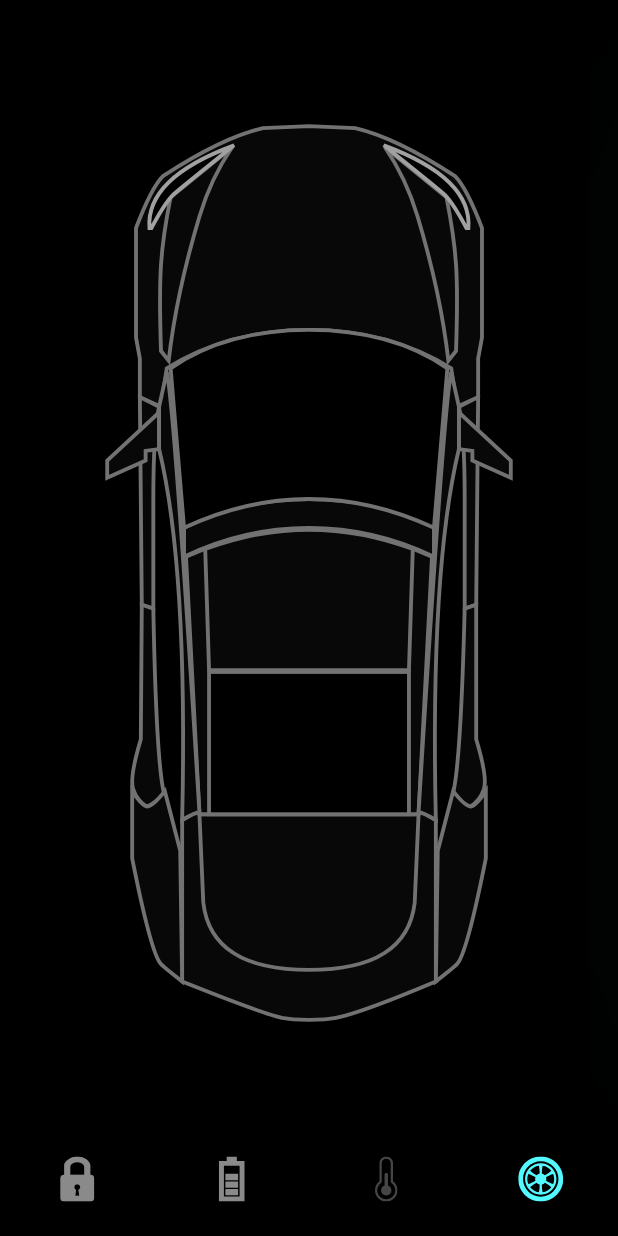
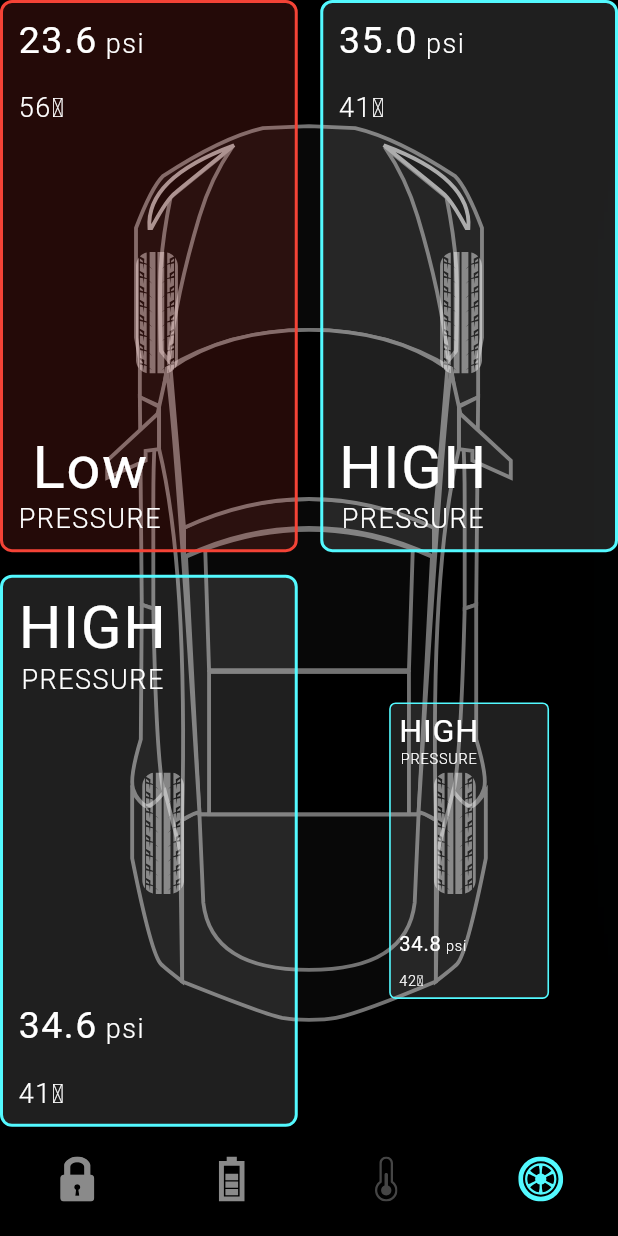
Before and after one commit to blackshadowsoftwareltd/Car-Controller-Animation, a Flutter app: the screen it shows after launch, item 4 of the bottom bar chosen, on a phone screen of 412 x 824 dp. Run offline on Flutter 3.47's test engine with Material 2 defaults, Android fonts, the phone set to English and light mode, and no system bars; our stand-ins replace flutter_svg.

Commit message:
tyre screen

```diff
--- a/lib/controller/home_controller.dart
+++ b/lib/controller/home_controller.dart
@@ -9,6 +9,10 @@ class HomeController extends ChangeNotifier {
   bool isBottomDoorLock = true;
 
   bool isCoolSelected = true;
+
+  bool isShowTyre = false;
+
+  bool isShowTyreStatus = false;
 
   void updateRightDoorLock() {
     isRightDoorLock = !isRightDoorLock;
@@ -39,4 +43,24 @@ class HomeController extends ChangeNotifier {
     isCoolSelected = !isCoolSelected;
     notifyListeners();
   }
+
+  void showTyreController(int index) {
+    if (selectedBottomTab != 3 && index == 3) {
+      Future.delayed(
+          const Duration(milliseconds: 400), () => isShowTyre = true);
+    } else {
+      isShowTyre = false;
+    }
+    notifyListeners();
+  }
+
+  void tyreStatusController(int index) {
+    if (selectedBottomTab != 3 && index == 3) {
+      isShowTyreStatus = true;
+    } else {
+      Future.delayed(
+          const Duration(milliseconds: 800), () => isShowTyreStatus = false);
+    }
+    notifyListeners();
+  }
 }
--- /dev/null
+++ b/lib/screens/home/components/tyars.dart
@@ -0,0 +1,23 @@
+import 'package:flutter/material.dart';
+import 'package:flutter_svg/flutter_svg.dart';
+
+List<Widget> tyres(BoxConstraints constraints) {
+  return [
+    Positioned(
+        left: constraints.maxWidth * .22,
+        top: constraints.maxHeight * .22,
+        child: SvgPicture.asset('assets/icons/FL_Tyre.svg')),
+    Positioned(
+        right: constraints.maxWidth * .22,
+        top: constraints.maxHeight * .22,
+        child: SvgPicture.asset('assets/icons/FL_Tyre.svg')),
+    Positioned(
+        left: constraints.maxWidth * .23,
+        bottom: constraints.maxHeight * .22,
+        child: SvgPicture.asset('assets/icons/FL_Tyre.svg')),
+    Positioned(
+        right: constraints.maxWidth * .23,
+        bottom: constraints.maxHeight * .22,
+        child: SvgPicture.asset('assets/icons/FL_Tyre.svg')),
+  ];
+}
--- /dev/null
+++ b/lib/screens/home/components/tyre_psi_card.dart
@@ -0,0 +1,52 @@
+import 'package:animationzz/constants/constants.dart';
+import 'package:animationzz/models/tyre_psi.dart';
+import 'package:flutter/material.dart';
+
+class TyrePsiCard extends StatelessWidget {
+  const TyrePsiCard({
+    Key? key,
+    required this.isBottomTwoTyre,
+    required this.tyrePsi,
+  }) : super(key: key);
+  final TyrePsi tyrePsi;
+  final bool isBottomTwoTyre;
+  @override
+  Widget build(BuildContext context) {
+    return Container(
+        padding: const EdgeInsets.all(10),
+        decoration: BoxDecoration(
+            color: tyrePsi.isLowPressure
+                ? Colors.red.withOpacity(.15)
+                : Colors.white12,
+            border: Border.all(
+                color: tyrePsi.isLowPressure ? Colors.red : primaryColor,
+                width: 2),
+            borderRadius: BorderRadius.circular(8)),
+        child: !isBottomTwoTyre
+            ? Column(crossAxisAlignment: CrossAxisAlignment.start, children: [
+                psiText(psi: tyrePsi.psi, temp: tyrePsi.temp),
+                const Spacer(flex: 1),
+                pressureText(isLow: tyrePsi.isLowPressure)
+              ])
+            : Column(crossAxisAlignment: CrossAxisAlignment.start, children: [
+                pressureText(isLow: tyrePsi.isLowPressure),
+                const Spacer(flex: 1),
+                psiText(psi: tyrePsi.psi, temp: tyrePsi.temp)
+              ]));
+  }
+
+  Widget psiText({required double psi, required int temp}) =>
+      Column(crossAxisAlignment: CrossAxisAlignment.start, children: [
+        Text.rich(TextSpan(
+            text: psi.toString(),
+            style: mediumStyle,
+            children: const [TextSpan(text: ' psi', style: smallStyle)])),
+        const SizedBox(height: 20),
+        Text('$temp\u2103', style: smallStyle),
+      ]);
+
+  Widget pressureText({required bool isLow}) => Column(children: [
+        Text(isLow ? 'Low' : 'High'.toUpperCase(), style: largeStyle),
+        Text('Pressure'.toUpperCase(), style: smallStyle)
+      ]);
+}
--- a/lib/screens/home/home_screen.dart
+++ b/lib/screens/home/home_screen.dart
@@ -1,11 +1,14 @@
 import 'package:animationzz/components/door_lock.dart';
 import 'package:animationzz/constants/constants.dart';
 import 'package:animationzz/controller/home_controller.dart';
+import 'package:animationzz/models/tyre_psi.dart';
+import 'package:animationzz/screens/home/components/tyars.dart';
 import 'package:flutter/material.dart';
 import 'package:flutter_svg/flutter_svg.dart';
 import 'components/battery_status.dart';
 import 'components/bottom_nav_bar.dart';
 import 'components/temp_details.dart';
+import 'components/tyre_psi_card.dart';
 
 class HomeScreen extends StatefulWidget {
   const HomeScreen({Key? key}) : super(key: key);
@@ -21,17 +24,33 @@ class _HomeScreenState extends State<HomeScreen> with TickerProviderStateMixin {
 
   late AnimationController _batteryAnimationController;
   late AnimationController _tempAnimationController;
+  late AnimationController _tyreAnimationController;
 
   late Animation<double> _batteryAnimation;
   late Animation<double> _batteryStatusAnimation;
   late Animation<double> _carShiftAnimation;
   late Animation<double> _tempInfoShowAnimation;
   late Animation<double> _tempGlowAnimation;
+
+  /// tyre
+  late Animation<double> _tyre1PsiAnimation;
+  late Animation<double> _tyre2PsiAnimation;
+  late Animation<double> _tyre3PsiAnimation;
+  late Animation<double> _tyre4PsiAnimation;
+  late List<Animation<double>> _tyreAnimations;
+
   @override
   void initState() {
     super.initState();
     setupBatteryAnimation();
     setupTempAnimation();
+    setupTyreAnimation();
+    _tyreAnimations = [
+      _tyre1PsiAnimation,
+      _tyre2PsiAnimation,
+      _tyre3PsiAnimation,
+      _tyre4PsiAnimation,
+    ];
   }
 
   @override
@@ -39,6 +58,7 @@ class _HomeScreenState extends State<HomeScreen> with TickerProviderStateMixin {
     super.dispose();
     _batteryAnimationController.dispose();
     _tempAnimationController.dispose();
+    _tyreAnimationController.dispose();
   }
 
   @override
@@ -47,7 +67,8 @@ class _HomeScreenState extends State<HomeScreen> with TickerProviderStateMixin {
         animation: Listenable.merge([
           _controller,
           _batteryAnimationController,
-          _tempAnimationController
+          _tempAnimationController,
+          _tyreAnimationController
         ]),
         builder: (context, snapshot) {
           return Scaffold(
@@ -67,6 +88,15 @@ class _HomeScreenState extends State<HomeScreen> with TickerProviderStateMixin {
                         index != 2) {
                       _tempAnimationController.reverse(from: .4);
                     }
+                    if (index == 3) {
+                      _tyreAnimationController.forward();
+                    } else if (_controller.selectedBottomTab == 3 &&
+                        index != 3) {
+                      _tyreAnimationController.reverse();
+                    }
+
+                    _controller.showTyreController(index);
+                    _controller.tyreStatusController(index);
 
                     /// this line must be bottom from the conditions
                     _controller.setSelectedBottomTab(index);
@@ -185,7 +215,28 @@ class _HomeScreenState extends State<HomeScreen> with TickerProviderStateMixin {
                               ? Image.asset('assets/images/Cool_glow_2.png',
                                   key: UniqueKey(), width: 200)
                               : Image.asset('assets/images/Hot_glow_4.png',
-                                  key: UniqueKey(), width: 200)))
+                                  key: UniqueKey(), width: 200))),
+
+                  /// Tyeres
+                  if (_controller.isShowTyre) ...tyres(constraints),
+
+                  /// Tyre Psi Card
+                  if (_controller.isShowTyreStatus)
+                    GridView.builder(
+                        itemCount: demoPsiList.length,
+                        physics: const NeverScrollableScrollPhysics(),
+                        gridDelegate: SliverGridDelegateWithFixedCrossAxisCount(
+                            crossAxisCount: 2,
+                            mainAxisSpacing: defaultPadding,
+                            crossAxisSpacing: defaultPadding,
+                            childAspectRatio:
+                                constraints.maxWidth / constraints.maxHeight),
+                        itemBuilder: (context, index) => ScaleTransition(
+                              scale: _tyreAnimations[index],
+                              child: TyrePsiCard(
+                                  tyrePsi: demoPsiList[index],
+                                  isBottomTwoTyre: index > 1),
+                            ))
                 ]);
               })));
         });
@@ -210,4 +261,17 @@ class _HomeScreenState extends State<HomeScreen> with TickerProviderStateMixin {
     _tempGlowAnimation = CurvedAnimation(
         parent: _tempAnimationController, curve: const Interval(.2, 1));
   }
+
+  void setupTyreAnimation() {
+    _tyreAnimationController = AnimationController(
+        vsync: this, duration: const Duration(milliseconds: 1200));
+    _tyre1PsiAnimation = CurvedAnimation(
+        parent: _tyreAnimationController, curve: const Interval(.34, .5));
+    _tyre2PsiAnimation = CurvedAnimation(
+        parent: _tyreAnimationController, curve: const Interval(.5, .66));
+    _tyre3PsiAnimation = CurvedAnimation(
+        parent: _tyreAnimationController, curve: const Interval(.66, .82));
+    _tyre4PsiAnimation = CurvedAnimation(
+        parent: _tyreAnimationController, curve: const Interval(.82, 1));
+  }
 }
```
